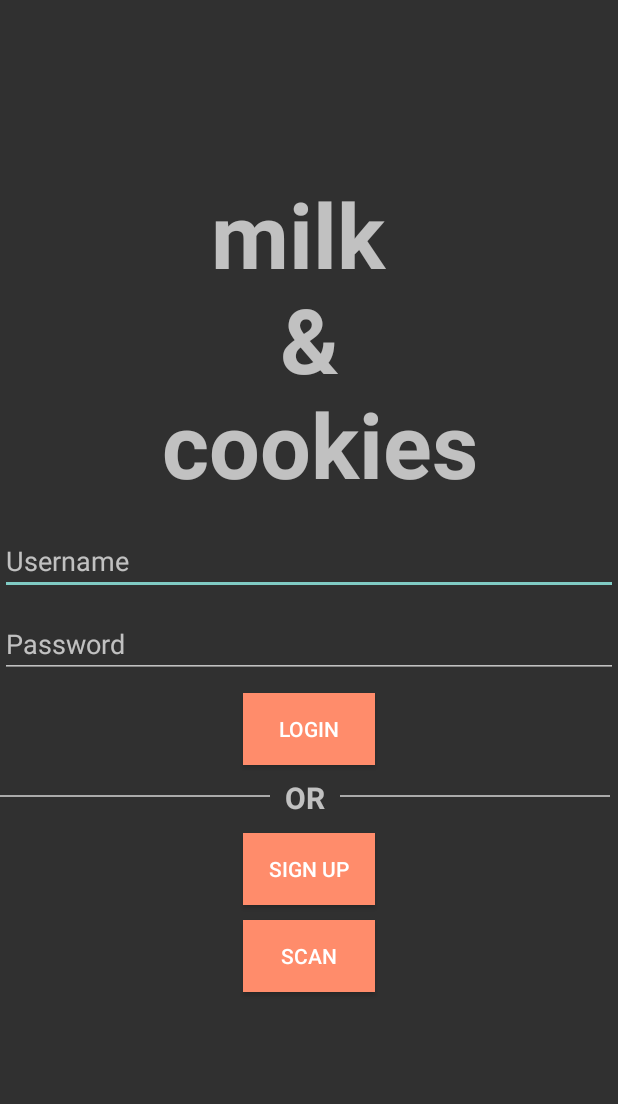
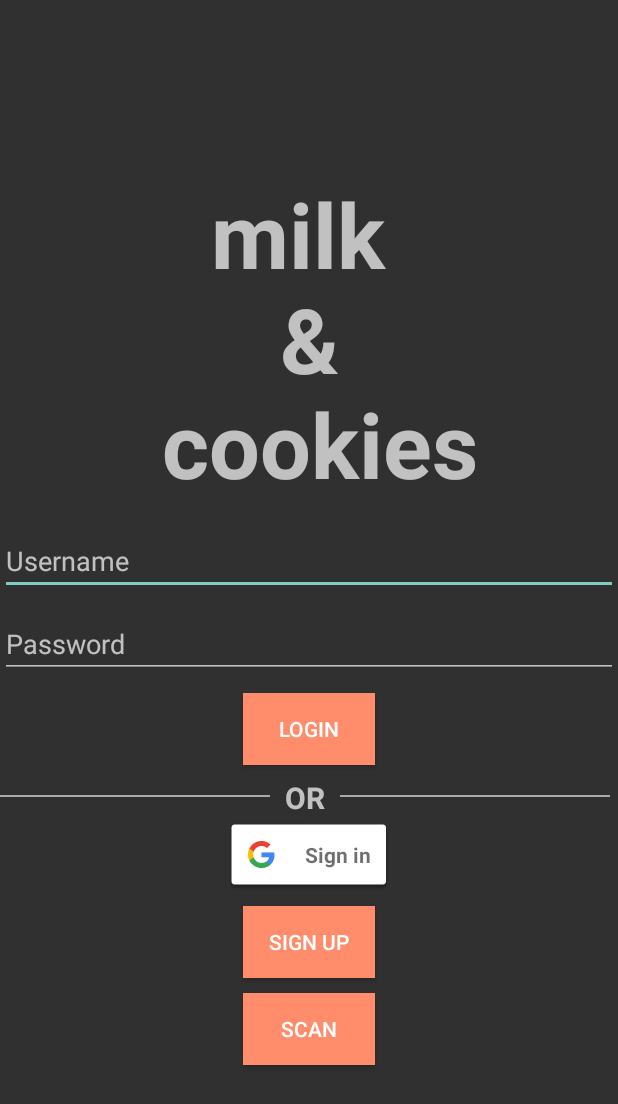
Before and after one commit to jancoding/milkandcookies, an Android app: the screen it shows after launch (LoginActivity), on a phone screen of 412 x 824 dp. Shown: the top 1104 px of the screen. Run offline under Robolectric (Android 15) with nearby library versions, the phone set to English and light mode, and no system bars; our stand-ins replace Volley; libraries missing offline, so code that uses them is left out: com.parse; 4 statements that could not run were skipped.

Commit message:
basic google oauth without parse connection

```diff
--- a/app/build.gradle
+++ b/app/build.gradle
@@ -30,8 +30,10 @@ android {
 
 dependencies {
 
+    implementation 'com.google.android.gms:play-services-auth:19.2.0'
     implementation 'androidx.appcompat:appcompat:1.3.0'
     implementation 'com.google.android.gms:play-services-vision:11.0.2'
+
     implementation 'com.google.android.material:material:1.4.0'
     implementation 'androidx.constraintlayout:constraintlayout:2.0.4'
     implementation "com.github.parse-community.Parse-SDK-Android:parse:1.18.5"
--- a/app/src/main/java/com/example/milkandcookies/activities/LoginActivity.java
+++ b/app/src/main/java/com/example/milkandcookies/activities/LoginActivity.java
@@ -1,5 +1,6 @@
 package com.example.milkandcookies.activities;
 
+import androidx.annotation.Nullable;
 import androidx.appcompat.app.AppCompatActivity;
 
 import android.content.Intent;
@@ -21,6 +22,13 @@ import com.example.milkandcookies.DatabaseTable;
 import com.example.milkandcookies.Ingredient;
 import com.example.milkandcookies.ParseApplication;
 import com.example.milkandcookies.R;
+import com.google.android.gms.auth.api.signin.GoogleSignIn;
+import com.google.android.gms.auth.api.signin.GoogleSignInAccount;
+import com.google.android.gms.auth.api.signin.GoogleSignInClient;
+import com.google.android.gms.auth.api.signin.GoogleSignInOptions;
+import com.google.android.gms.common.SignInButton;
+import com.google.android.gms.common.api.ApiException;
+import com.google.android.gms.tasks.Task;
 import com.parse.LogInCallback;
 import com.parse.ParseException;
 import com.parse.ParseUser;
@@ -53,12 +61,21 @@ public class LoginActivity extends AppCompatActivity {
     private EditText etUsername;
     private EditText etPassword;
     private static final String TAG = "LoginActivity";
+    private GoogleSignInClient mGoogleSignInClient;
+    private SignInButton googleSignIn;
+    private static final int RC_SIGN_IN = 200;
 
     @Override
     protected void onCreate(Bundle savedInstanceState) {
         super.onCreate(savedInstanceState);
         setContentView(R.layout.activity_login);
 
+        // configure google sign-in
+        GoogleSignInOptions gso = new GoogleSignInOptions.Builder(GoogleSignInOptions.DEFAULT_SIGN_IN)
+                .requestEmail()
+                .build();
+        // Build a GoogleSignInClient with the options specified by gso.
+        mGoogleSignInClient = GoogleSignIn.getClient(this, gso);
 
         // login persistence between app uses
         if (ParseUser.getCurrentUser() != null) {
@@ -71,6 +88,7 @@ public class LoginActivity extends AppCompatActivity {
         btnScan = findViewById(R.id.btnScan);
         etUsername = findViewById(R.id.etUsername);
         etPassword = findViewById(R.id.etPassword);
+        googleSignIn = findViewById(R.id.sign_in_button);
 
         // listener for scan
         btnScan.setOnClickListener(new View.OnClickListener() {
@@ -96,7 +114,26 @@ public class LoginActivity extends AppCompatActivity {
             }
         });
 
+        // listener for google sign-in
+        googleSignIn.setOnClickListener(new View.OnClickListener() {
+            @Override
+            public void onClick(View v) {
+                Intent signInIntent = mGoogleSignInClient.getSignInIntent();
+                startActivityForResult(signInIntent, RC_SIGN_IN);
+            }
+        });
+    }
 
+    @Override
+    protected void onStart() {
+        super.onStart();
+        // Check for existing Google Sign In account, if the user is already signed in
+        // the GoogleSignInAccount will be non-null.
+        GoogleSignInAccount account = GoogleSignIn.getLastSignedInAccount(this);
+        if (account != null) {
+            Log.d(TAG, "User is already signed in");
+            goSignUp();
+        }
     }
 
     private void goScanActivity() {
@@ -133,4 +170,31 @@ public class LoginActivity extends AppCompatActivity {
         });
     }
 
+    // handle response code after google sign in event
+    @Override
+    protected void onActivityResult(int requestCode, int resultCode, @Nullable @org.jetbrains.annotations.Nullable Intent data) {
+        super.onActivityResult(requestCode, resultCode, data);
+
+        // Result returned from launching the Intent from GoogleSignInClient.getSignInIntent(...);
+        if (requestCode == RC_SIGN_IN) {
+            // The Task returned from this call is always completed, no need to attach
+            // a listener.
+            Task<GoogleSignInAccount> task = GoogleSignIn.getSignedInAccountFromIntent(data);
+            handleSignInResult(task);
+        }
+    }
+
+    // method to handle sign in result
+    private void handleSignInResult(Task<GoogleSignInAccount> completedTask) {
+        try {
+            GoogleSignInAccount account = completedTask.getResult(ApiException.class);
+            // Signed in successfully, show authenticated UI.
+            goSignUp();
+        } catch (ApiException e) {
+            // The ApiException status code indicates the detailed failure reason.
+            // Please refer to the GoogleSignInStatusCodes class reference for more information.
+            Log.w(TAG, "signInResult:failed code=" + e.getStatusCode());
+            Toast.makeText(this, "Sign-In Failed", Toast.LENGTH_SHORT).show();
+        }
+    }
 }
--- a/app/src/main/res/layout/activity_login.xml
+++ b/app/src/main/res/layout/activity_login.xml
@@ -75,16 +75,25 @@
         android:layout_marginLeft="10dp"
         android:background="@android:color/darker_gray"/>
 
+
+    <com.google.android.gms.common.SignInButton
+        android:id="@+id/sign_in_button"
+        android:layout_below="@+id/tvOR"
+        android:layout_centerHorizontal="true"
+        android:layout_width="wrap_content"
+        android:layout_height="wrap_content" />
+
     <Button
         android:id="@+id/btnSignup"
         android:layout_width="wrap_content"
         android:layout_height="wrap_content"
-        android:layout_below="@id/tvOR"
+        android:layout_below="@id/sign_in_button"
         android:layout_centerHorizontal="true"
         android:layout_marginTop="10dp"
         android:background="@color/salmon"
         android:text="Sign Up"
     />
+
 
     <Button
         android:id="@+id/btnScan"
```
Also changed, not shown: app/src/main/java/com/example/milkandcookies/activities/ProductActivity.java (+5 -21 lines), app/src/main/res/layout/activity_product.xml (+19 -2 lines).
